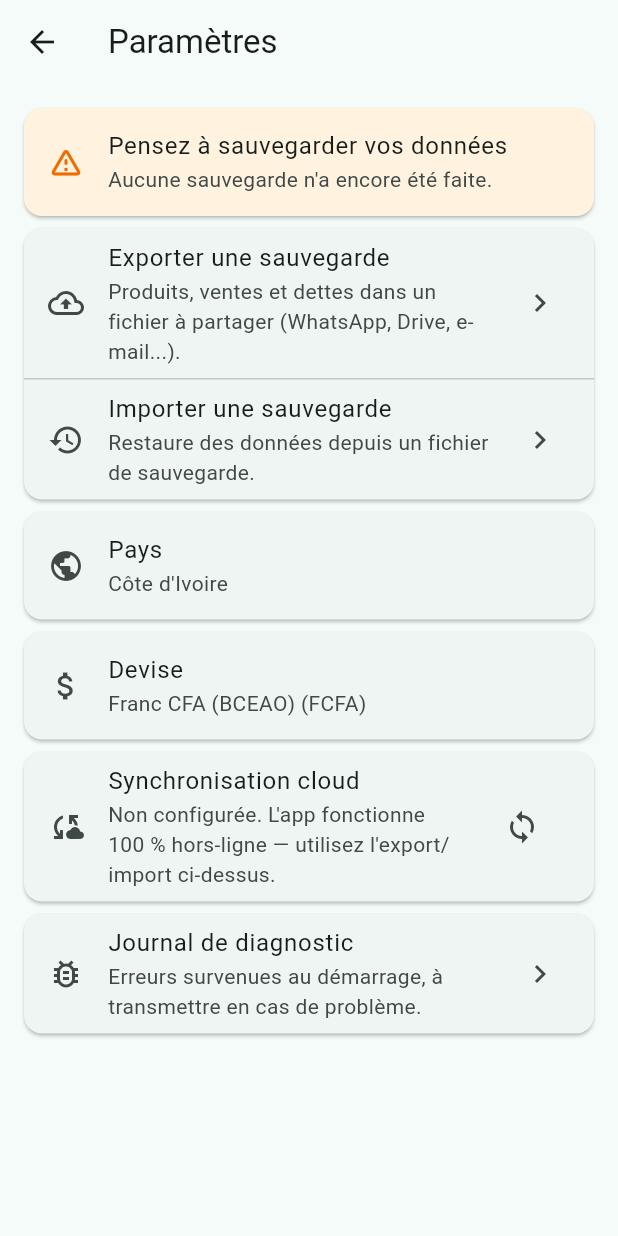
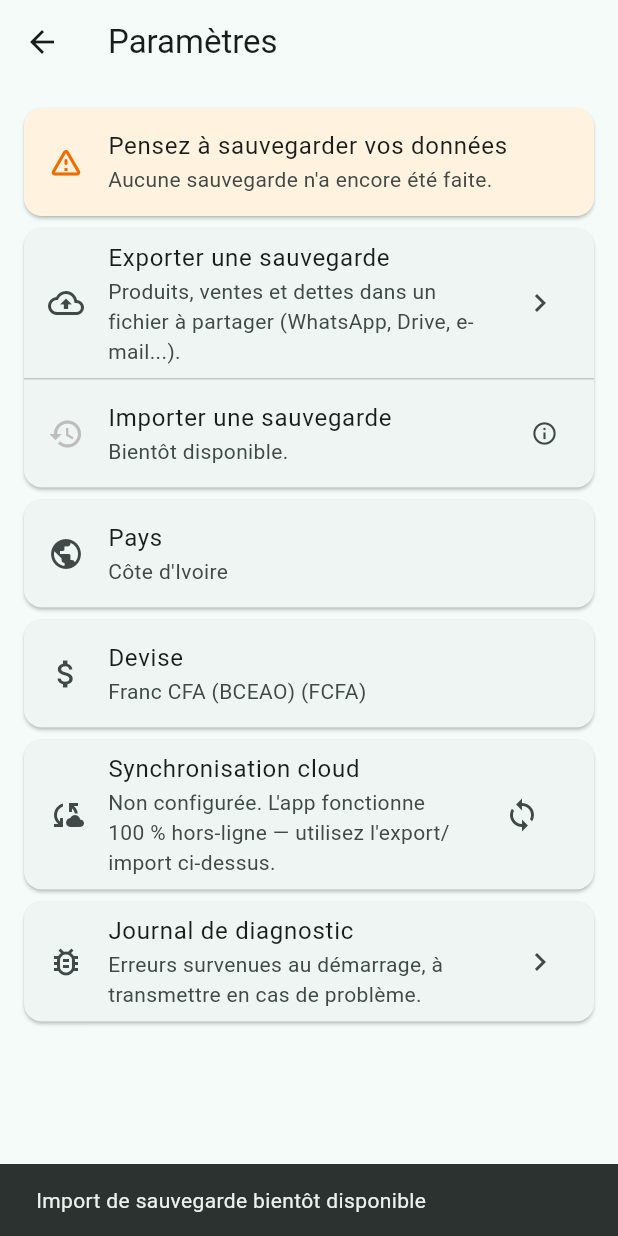
Before and after one commit to Monson-md/DjassaGo, a Flutter app: the ParametresScreen screen opened directly, after a tap on "Importer une sauvegarde", on a phone screen of 412 x 824 dp. Run offline on Flutter 3.47's test engine with Material 3 defaults, Android fonts, the phone set to English and light mode, and no system bars; our stand-ins replace country_picker, hive, hive_flutter, share_plus; accounts and stored records are empty.

Commit message:
fix : retire file_picker (incompatible avec la migration Flutter built-in Kotlin)
Build CI en echec : 'cannot find symbol class FilePickerPlugin'. Cause
confirmee via la documentation officielle Flutter
(docs.flutter.dev/release/breaking-changes/migrate-to-built-in-kotlin) :
Flutter 3.44 (notre version, sortie le 2026-05-18) exige AGP 9+, qui
integre desormais Kotlin nativement (built-in Kotlin). file_picker
applique encore l'ancien plugin kotlin-android manuellement, ce qui
cree une extension Kotlin en double et fait echouer le build. Probleme
connu et documente cote plugin (miguelpruivo/flutter_file_picker#1973,
#1942), pas specifique a ce projet.

Retire file_picker de pubspec.yaml. share_plus conserve (l'export
fonctionne). Import de sauvegarde desactive proprement dans l'UI
Reglages (message 'Bientot disponible') plutot que casse : la logique
metier (BackupService.analyserFichier/restaurer) reste intacte et
fonctionnelle, il ne manque qu'un selecteur de fichier. Note dans
CHECKLIST.md le plan de reactivation avec file_selector (maintenu par
l'equipe Flutter, plus susceptible de suivre les migrations AGP/Kotlin
que des plugins tiers) - pas fait maintenant, conformement a la regle
'aucun nouveau plugin natif tant que l'app n'a pas demarre'.

Point important note dans CHECKLIST.md : ce risque (plugin qui applique
encore l'ancien kotlin-android) concerne potentiellement TOUT plugin
natif du projet sous Flutter 3.44+, pas seulement file_picker -
share_plus/url_launcher/path_provider n'ont pas encore ete valides
isolement contre ce build.

flutter analyze : 0 erreur. flutter test : tout passe.

```diff
--- a/lib/screens/parametres/parametres_screen.dart
+++ b/lib/screens/parametres/parametres_screen.dart
@@ -1,13 +1,8 @@
-import 'dart:io';
-
-import 'package:file_picker/file_picker.dart';
 import 'package:flutter/material.dart';
 import 'package:flutter/services.dart';
 import 'package:provider/provider.dart';
 
 import '../../providers/currency_provider.dart';
-import '../../providers/dette_provider.dart';
-import '../../providers/produit_provider.dart';
 import '../../services/backup_service.dart';
 import '../../services/diagnostic_service.dart';
 import '../../services/sync_service.dart';
@@ -28,7 +23,6 @@ class _ParametresScreenState extends State<ParametresScreen> {
   final _backupService = BackupService();
   bool _synchronisationEnCours = false;
   bool _exportEnCours = false;
-  bool _importEnCours = false;
 
   Future<void> _synchroniserMaintenant() async {
     setState(() => _synchronisationEnCours = true);
@@ -93,77 +87,15 @@ class _ParametresScreenState extends State<ParametresScreen> {
     }
   }
 
-  Future<void> _importer() async {
-    final resultat = await FilePicker.pickFiles(
-      type: FileType.custom,
-      allowedExtensions: ['json'],
-    );
-    final chemin = resultat?.files.single.path;
-    if (chemin == null || !mounted) return;
-
-    final fichier = File(chemin);
-    setState(() => _importEnCours = true);
-    ApercuSauvegarde apercu;
-    try {
-      apercu = await _backupService.analyserFichier(fichier);
-    } catch (e) {
-      if (!mounted) return;
-      setState(() => _importEnCours = false);
-      ScaffoldMessenger.of(context).showSnackBar(SnackBar(content: Text('$e')));
-      return;
-    }
-    if (!mounted) return;
-    setState(() => _importEnCours = false);
-
-    final choix = await _confirmerRestauration(apercu);
-    if (choix == null || !mounted) return;
-
-    try {
-      await _backupService.restaurer(fichier, remplacer: choix);
-      if (!mounted) return;
-      context.read<ProduitProvider>().charger();
-      context.read<DetteProvider>().charger();
-      ScaffoldMessenger.of(context).showSnackBar(
-        const SnackBar(content: Text('Sauvegarde restaurée')),
-      );
-    } catch (e) {
-      if (!mounted) return;
-      ScaffoldMessenger.of(context).showSnackBar(
-        SnackBar(content: Text("Échec de la restauration : $e")),
-      );
-    }
-  }
-
-  /// Retourne true (remplacer), false (fusionner), ou null (annulé).
-  Future<bool?> _confirmerRestauration(ApercuSauvegarde apercu) {
-    return showDialog<bool>(
-      context: context,
-      builder: (ctx) => AlertDialog(
-        title: const Text('Restaurer cette sauvegarde ?'),
-        content: Text(
-          '${apercu.nombreProduits} produits, ${apercu.nombreVentes} ventes, '
-          '${apercu.nombreDettes} dettes'
-          '${apercu.exporteLe != null ? ' — exportée le ${formaterDate(apercu.exporteLe!)}' : ''}.\n\n'
-          'Fusionner : garde vos données actuelles, ajoute et met à jour '
-          "avec celles du fichier.\nRemplacer : efface d'abord toutes les "
-          'données actuelles.',
-        ),
-        actions: [
-          TextButton(
-            onPressed: () => Navigator.of(ctx).pop(),
-            child: const Text('Annuler'),
-          ),
-          TextButton(
-            onPressed: () => Navigator.of(ctx).pop(false),
-            child: const Text('Fusionner'),
-          ),
-          FilledButton(
-            style: FilledButton.styleFrom(backgroundColor: Colors.red),
-            onPressed: () => Navigator.of(ctx).pop(true),
-            child: const Text('Remplacer'),
-          ),
-        ],
-      ),
+  /// Import désactivé : file_picker a été retiré du projet (voir
+  /// CHECKLIST.md — incompatible avec la migration Flutter "built-in
+  /// Kotlin"). BackupService.analyserFichier/restaurer restent
+  /// disponibles et fonctionnels ; il ne manque qu'un sélecteur de
+  /// fichier pour les brancher à nouveau (candidat : file_selector,
+  /// maintenu par l'équipe Flutter).
+  void _importer() {
+    ScaffoldMessenger.of(context).showSnackBar(
+      const SnackBar(content: Text('Import de sauvegarde bientôt disponible')),
     );
   }
 
@@ -210,19 +142,11 @@ class _ParametresScreenState extends State<ParametresScreen> {
                 ),
                 const Divider(height: 1),
                 ListTile(
-                  leading: const Icon(Icons.restore_outlined),
+                  leading: Icon(Icons.restore_outlined, color: Colors.grey.shade400),
                   title: const Text('Importer une sauvegarde'),
-                  subtitle: const Text(
-                    'Restaure des données depuis un fichier de sauvegarde.',
-                  ),
-                  trailing: _importEnCours
-                      ? const SizedBox(
-                          width: 20,
-                          height: 20,
-                          child: CircularProgressIndicator(strokeWidth: 2),
-                        )
-                      : const Icon(Icons.chevron_right),
-                  onTap: _importEnCours ? null : _importer,
+                  subtitle: const Text('Bientôt disponible.'),
+                  trailing: const Icon(Icons.info_outline, size: 18),
+                  onTap: _importer,
                 ),
               ],
             ),
--- a/pubspec.yaml
+++ b/pubspec.yaml
@@ -43,7 +43,6 @@ dependencies:
   url_launcher: ^6.3.2
   country_picker: ^2.0.28
   share_plus: ^12.0.2
-  file_picker: ^11.0.2
 
 dev_dependencies:
   flutter_test:
```
Also changed, not shown: pubspec.lock, 1 other file.
